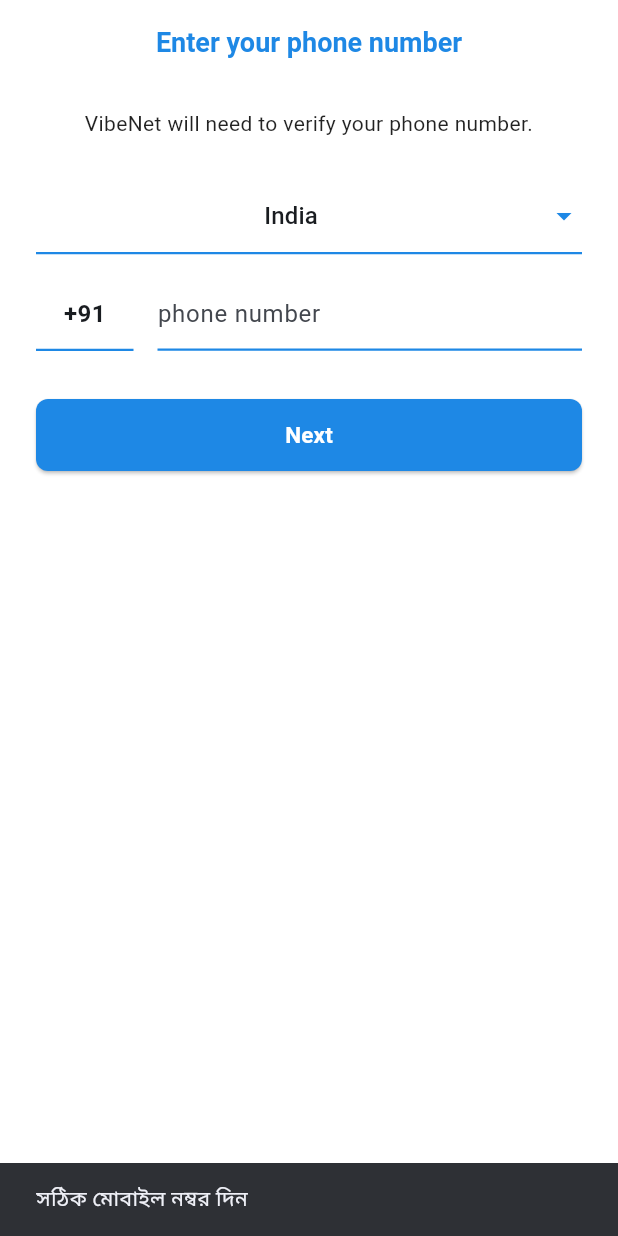
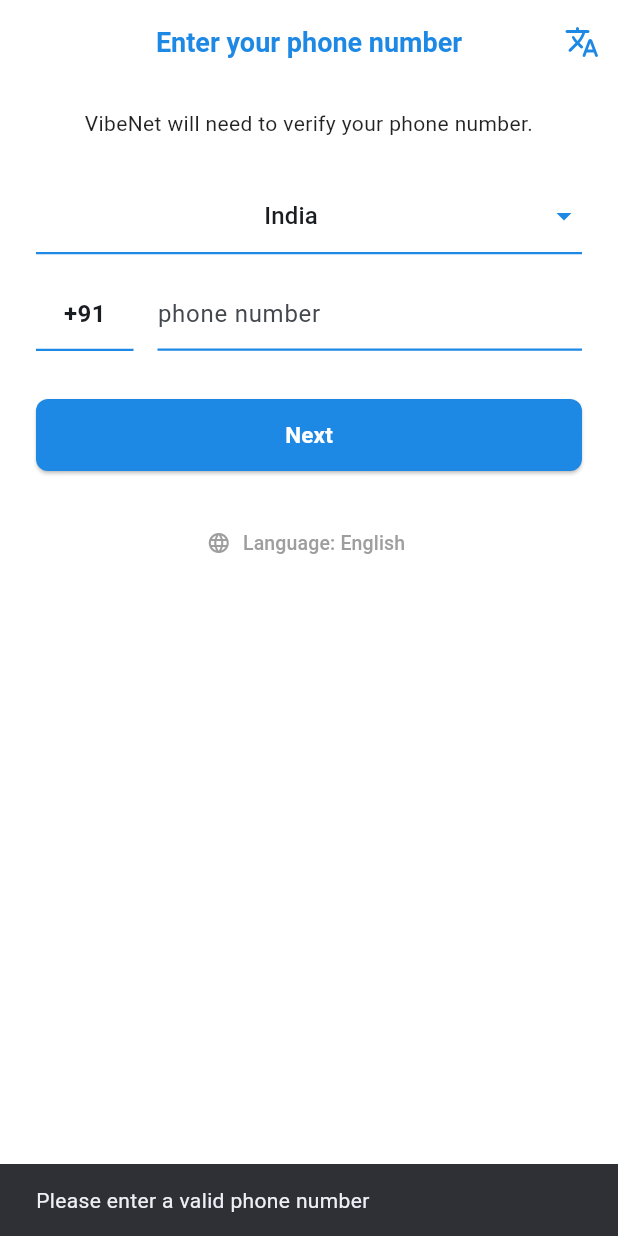
Before and after one commit to binayak466/VibeNet, a Flutter app: the screen it shows after launch, after a tap on "AGREE AND CONTINUE", after a tap on "Next", on a phone screen of 412 x 824 dp. Run offline on Flutter 3.47's test engine with Material 3 defaults, Android fonts, the phone set to English and light mode, and no system bars; our stand-ins replace cloud_firestore, firebase_auth, firebase_core, flutter_contacts, permission_handler; accounts and stored records are empty.

Commit message:
Implement language selection and localization
Added multi-language support with language selection and localization for English, Bengali, and Hindi.

```diff
--- a/lib/main.dart
+++ b/lib/main.dart
@@ -13,11 +13,114 @@ void main() {
   runApp(const VibeNetApp());
 }
 
+// গ্লোবাল ল্যাঙ্গুয়েজ নোটিফায়ার (ডিফল্ট: English)
+final ValueNotifier<String> appLanguage = ValueNotifier<String>('en');
+
+// ৩টি ভাষার ডিকশনারি
+final Map<String, Map<String, String>> localizedStrings = {
+  'en': {
+    'welcome': 'Welcome to VibeNet',
+    'terms_desc': 'Simple. Secure. Reliable messaging with your saved contacts.',
+    'agree_continue': 'AGREE AND CONTINUE',
+    'enter_phone': 'Enter your phone number',
+    'verify_desc': 'VibeNet will need to verify your phone number.',
+    'phone_hint': 'phone number',
+    'next': 'Next',
+    'verify': 'Next / Verify',
+    'enter_code': 'Enter 6-digit Code (123456)',
+    'invalid_phone': 'Please enter a valid phone number',
+    'wrong_otp': 'Wrong OTP! Enter: 123456',
+    'change_language': 'Language',
+  },
+  'bn': {
+    'welcome': 'VibeNet-এ স্বাগতম',
+    'terms_desc': 'সহজ, নিরাপদ এবং সুরক্ষিত যোগাযোগ শুধুমাত্র সেভ থাকা বন্ধুদের সাথে।',
+    'agree_continue': 'সম্মতি দিন ও এগিয়ে যান',
+    'enter_phone': 'আপনার মোবাইল নম্বর দিন',
+    'verify_desc': 'VibeNet আপনার নম্বর যাচাই করার জন্য একটি ওটিপি পাঠাবে।',
+    'phone_hint': 'ফোন নম্বর',
+    'next': 'পরবর্তী',
+    'verify': 'যাচাই করুন',
+    'enter_code': '৬ সংখ্যার কোড দিন (123456)',
+    'invalid_phone': 'সঠিক মোবাইল নম্বর দিন',
+    'wrong_otp': 'ভুল OTP! সঠিক কোডটি দিন: 123456',
+    'change_language': 'ভাষা পরিবর্তন',
+  },
+  'hi': {
+    'welcome': 'VibeNet में आपका स्वागत है',
+    'terms_desc': 'सरल, सुरक्षित और भरोसेमंद मैसेजिंग आपके संपर्कों के साथ।',
+    'agree_continue': 'स्वीकार करें और जारी रखें',
+    'enter_phone': 'अपना फ़ोन नंबर दर्ज करें',
+    'verify_desc': 'VibeNet को आपका फ़ोन नंबर सत्यापित करना होगा।',
+    'phone_hint': 'फ़ोन नंबर',
+    'next': 'आगे बढ़ें',
+    'verify': 'सत्यापित करें',
+    'enter_code': '6 अंकों का कोड दर्ज करें (123456)',
+    'invalid_phone': 'कृपया सही फ़ोन नंबर दर्ज करें',
+    'wrong_otp': 'गलत OTP! सही कोड दर्ज करें: 123456',
+    'change_language': 'भाषा बदलें',
+  },
+};
+
+String tr(String key) {
+  return localizedStrings[appLanguage.value]?[key] ?? localizedStrings['en']![key]!;
+}
+
+void showLanguageSelector(BuildContext context) {
+  showModalBottomSheet(
+    context: context,
+    shape: const RoundedRectangleBorder(borderRadius: BorderRadius.vertical(top: Radius.circular(20))),
+    builder: (ctx) => Container(
+      padding: const EdgeInsets.symmetric(vertical: 20),
+      child: Column(
+        mainAxisSize: MainAxisSize.min,
+        children: [
+          const Text(
+            'Choose Language / ভাষা নির্বাচন করুন',
+            style: TextStyle(fontSize: 17, fontWeight: FontWeight.bold, color: Color(0xFF1E88E5)),
+          ),
+          const SizedBox(height: 12),
+          ListTile(
+            leading: const Icon(Icons.language),
+            title: const Text('English'),
+            trailing: appLanguage.value == 'en' ? const Icon(Icons.check, color: Color(0xFF1E88E5)) : null,
+            onTap: () {
+              appLanguage.value = 'en';
+              Navigator.pop(ctx);
+            },
+          ),
+          ListTile(
+            leading: const Icon(Icons.translate),
+            title: const Text('বাংলা (Bengali)'),
+            trailing: appLanguage.value == 'bn' ? const Icon(Icons.check, color: Color(0xFF1E88E5)) : null,
+            onTap: () {
+              appLanguage.value = 'bn';
+              Navigator.pop(ctx);
+            },
+          ),
+          ListTile(
+            leading: const Icon(Icons.translate),
+            title: const Text('हिन्दी (Hindi)'),
+            trailing: appLanguage.value == 'hi' ? const Icon(Icons.check, color: Color(0xFF1E88E5)) : null,
+            onTap: () {
+              appLanguage.value = 'hi';
+              Navigator.pop(ctx);
+            },
+          ),
+        ],
+      ),
+    ),
+  );
+}
+
 class VibeNetApp extends StatelessWidget {
   const VibeNetApp({super.key});
 
   @override
   Widget build(BuildContext context) {
+    return ValueListenableBuilder<String>(
+      valueListenable: appLanguage,
+      builder: (context, lang, child) {
         return MaterialApp(
           title: 'VibeNet',
           debugShowCheckedModeBanner: false,
@@ -28,6 +131,8 @@ class VibeNetApp extends StatelessWidget {
             scaffoldBackgroundColor: const Color(0xFFF8F9FD),
           ),
           home: const FirebaseInitWrapper(),
+        );
+      },
     );
   }
 }
@@ -103,35 +208,49 @@ class WelcomeTermsScreen extends StatelessWidget {
   Widget build(BuildContext context) {
     return Scaffold(
       backgroundColor: Colors.white,
+      appBar: AppBar(
+        backgroundColor: Colors.white,
+        elevation: 0,
+        actions: [
+          TextButton.icon(
+            onPressed: () => showLanguageSelector(context),
+            icon: const Icon(Icons.language, size: 18, color: Color(0xFF1E88E5)),
+            label: Text(
+              appLanguage.value == 'bn' ? 'বাংলা' : (appLanguage.value == 'hi' ? 'हिन्दी' : 'English'),
+              style: const TextStyle(color: Color(0xFF1E88E5), fontWeight: FontWeight.bold),
+            ),
+          ),
+          const SizedBox(width: 8),
+        ],
+      ),
       body: SafeArea(
         child: Padding(
-          padding: const EdgeInsets.symmetric(horizontal: 28.0, vertical: 24.0),
+          padding: const EdgeInsets.symmetric(horizontal: 28.0, vertical: 16.0),
           child: Column(
             mainAxisAlignment: MainAxisAlignment.spaceBetween,
             children: [
-              const SizedBox(height: 10),
-              const Text(
-                'Welcome to VibeNet',
-                style: TextStyle(fontSize: 28, fontWeight: FontWeight.bold, color: Color(0xFF0F4C81)),
+              Text(
+                tr('welcome'),
+                style: const TextStyle(fontSize: 26, fontWeight: FontWeight.bold, color: Color(0xFF0F4C81)),
               ),
               Column(
                 children: [
                   Container(
-                    width: 180,
-                    height: 180,
+                    width: 170,
+                    height: 170,
                     decoration: BoxDecoration(
                       shape: BoxShape.circle,
                       gradient: LinearGradient(
                         colors: [const Color(0xFF1E88E5).withOpacity(0.2), const Color(0xFF42A5F5).withOpacity(0.1)],
                       ),
                     ),
-                    child: const Icon(Icons.forum_rounded, size: 90, color: Color(0xFF1E88E5)),
+                    child: const Icon(Icons.forum_rounded, size: 85, color: Color(0xFF1E88E5)),
                   ),
-                  const SizedBox(height: 32),
-                  const Text(
-                    'Simple. Secure. Reliable messaging with your saved contacts.',
+                  const SizedBox(height: 28),
+                  Text(
+                    tr('terms_desc'),
                     textAlign: TextAlign.center,
-                    style: TextStyle(color: Colors.grey, fontSize: 14),
+                    style: const TextStyle(color: Colors.grey, fontSize: 14),
                   ),
                 ],
               ),
@@ -151,9 +270,9 @@ class WelcomeTermsScreen extends StatelessWidget {
                       shape: RoundedRectangleBorder(borderRadius: BorderRadius.circular(10)),
                       elevation: 1,
                     ),
-                    child: const Text('AGREE AND CONTINUE', style: TextStyle(fontWeight: FontWeight.bold, letterSpacing: 0.5)),
+                    child: Text(tr('agree_continue'), style: const TextStyle(fontWeight: FontWeight.bold, letterSpacing: 0.5)),
                   ),
-                  const SizedBox(height: 16),
+                  const SizedBox(height: 14),
                   const Text('from VibeNet Team', style: TextStyle(color: Colors.grey, fontSize: 12)),
                 ],
               ),
@@ -165,7 +284,7 @@ class WelcomeTermsScreen extends StatelessWidget {
   }
 }
 
-// --- ২. কান্ট্রি সিলেক্ট ও সিঙ্গেল ডিভাইস লগইন সেশন ---
+// --- ২. কান্ট্রি সিলেক্ট ও ফোন নম্বর লগইন স্ক্রিন (Language অপশন সহ) ---
 class LoginScreen extends StatefulWidget {
   const LoginScreen({super.key});
 
@@ -201,7 +320,7 @@ class _LoginScreenState extends State<LoginScreen> {
   void _sendOtp() {
     final phone = _phoneController.text.trim();
     if (phone.length < 7) {
-      ScaffoldMessenger.of(context).showSnackBar(const SnackBar(content: Text('সঠিক মোবাইল নম্বর দিন')));
+      ScaffoldMessenger.of(context).showSnackBar(SnackBar(content: Text(tr('invalid_phone'))));
       return;
     }
 
@@ -215,7 +334,7 @@ class _LoginScreenState extends State<LoginScreen> {
           _isLoading = false;
         });
         ScaffoldMessenger.of(context).showSnackBar(
-          const SnackBar(content: Text('OTP পাঠানো হয়েছে! কোড দিন: 123456')),
+          SnackBar(content: Text(appLanguage.value == 'bn' ? 'OTP পাঠানো হয়েছে! কোড দিন: 123456' : 'OTP sent! Use code: 123456')),
         );
       }
     });
@@ -224,9 +343,7 @@ class _LoginScreenState extends State<LoginScreen> {
   void _verifyOtp() async {
     final otp = _otpController.text.trim();
     if (otp != '123456') {
-      ScaffoldMessenger.of(context).showSnackBar(
-        const SnackBar(content: Text('ভুল OTP! সঠিক কোডটি দিন: 123456')),
-      );
+      ScaffoldMessenger.of(context).showSnackBar(SnackBar(content: Text(tr('wrong_otp'))));
       return;
     }
 
@@ -241,8 +358,6 @@ class _LoginScreenState extends State<LoginScreen> {
       }
 
       final uid = userCred.user?.uid ?? FirebaseAuth.instance.currentUser!.uid;
-
-      // নতুন ডিভাইসের জন্য ইউনিক সেশন টোকেন তৈরি (যাতে অন্য ডিভাইসের লগইন বন্ধ হয়ে যায়)
       final newSessionToken = 'session_${DateTime.now().millisecondsSinceEpoch}_${Random().nextInt(999999)}';
 
       await FirebaseFirestore.instance.collection('users').doc(uid).set({
@@ -251,7 +366,6 @@ class _LoginScreenState extends State<LoginScreen> {
         'updatedAt': FieldValue.serverTimestamp(),
       }, SetOptions(merge: true));
 
-      // ফোন নম্বরের মেইন ডকুমেন্টে সেশন টোকেন আপডেট করা
       await FirebaseFirestore.instance.collection('users').doc(_fullPhoneNumber).set({
         'phone': _fullPhoneNumber,
         'activeSessionToken': newSessionToken,
@@ -287,20 +401,28 @@ class _LoginScreenState extends State<LoginScreen> {
     return Scaffold(
       backgroundColor: Colors.white,
       appBar: AppBar(
-        title: const Text('Enter your phone number', style: TextStyle(fontSize: 18, fontWeight: FontWeight.w600)),
+        title: Text(tr('enter_phone'), style: const TextStyle(fontSize: 18, fontWeight: FontWeight.w600)),
         centerTitle: true,
         backgroundColor: Colors.white,
         foregroundColor: const Color(0xFF1E88E5),
         elevation: 0,
+        actions: [
+          // ভাষা পরিবর্তন করার বাটন
+          IconButton(
+            icon: const Icon(Icons.translate_rounded, color: Color(0xFF1E88E5)),
+            tooltip: tr('change_language'),
+            onPressed: () => showLanguageSelector(context),
+          ),
+        ],
       ),
       body: SingleChildScrollView(
         padding: const EdgeInsets.symmetric(horizontal: 24.0, vertical: 16.0),
         child: Column(
           children: [
-            const Text(
-              'VibeNet will need to verify your phone number.',
+            Text(
+              tr('verify_desc'),
               textAlign: TextAlign.center,
-              style: TextStyle(color: Colors.black87, fontSize: 14),
+              style: const TextStyle(color: Colors.black87, fontSize: 14),
             ),
             const SizedBox(height: 28),
 
@@ -348,10 +470,10 @@ class _LoginScreenState extends State<LoginScreen> {
                     controller: _phoneController,
                     keyboardType: TextInputType.phone,
                     enabled: !_isOtpSent,
-                    decoration: const InputDecoration(
-                      hintText: 'phone number',
-                      enabledBorder: UnderlineInputBorder(borderSide: BorderSide(color: Color(0xFF1E88E5), width: 1.5)),
-                      focusedBorder: UnderlineInputBorder(borderSide: BorderSide(color: Color(0xFF1E88E5), width: 2)),
+                    decoration: InputDecoration(
+                      hintText: tr('phone_hint'),
+                      enabledBorder: const UnderlineInputBorder(borderSide: BorderSide(color: Color(0xFF1E88E5), width: 1.5)),
+                      focusedBorder: const UnderlineInputBorder(borderSide: BorderSide(color: Color(0xFF1E88E5), width: 2)),
                     ),
                   ),
                 ),
@@ -365,7 +487,7 @@ class _LoginScreenState extends State<LoginScreen> {
                 controller: _otpController,
                 keyboardType: TextInputType.number,
                 textAlign: TextAlign.center,
-                decoration: const InputDecoration(labelText: 'Enter 6-digit Code (123456)', border: OutlineInputBorder()),
+                decoration: InputDecoration(labelText: tr('enter_code'), border: const OutlineInputBorder()),
               ),
               const SizedBox(height: 24),
               ElevatedButton(
@@ -378,7 +500,7 @@ class _LoginScreenState extends State<LoginScreen> {
                 ),
                 child: _isLoading
                     ? const SizedBox(height: 20, width: 20, child: CircularProgressIndicator(color: Colors.white, strokeWidth: 2))
-                    : const Text('Next / Verify', style: TextStyle(fontSize: 15, fontWeight: FontWeight.bold)),
+                    : Text(tr('verify'), style: const TextStyle(fontSize: 15, fontWeight: FontWeight.bold)),
               ),
             ] else ...[
               ElevatedButton(
@@ -391,9 +513,20 @@ class _LoginScreenState extends State<LoginScreen> {
                 ),
                 child: _isLoading
                     ? const SizedBox(height: 20, width: 20, child: CircularProgressIndicator(color: Colors.white, strokeWidth: 2))
-                    : const Text('Next', style: TextStyle(fontSize: 15, fontWeight: FontWeight.bold)),
+                    : Text(tr('next'), style: const TextStyle(fontSize: 15, fontWeight: FontWeight.bold)),
               ),
             ],
+            const SizedBox(height: 24),
+
+            // টেক্সট আকারেও নিচে ভাষা পরিবর্তনের অপশন
+            TextButton.icon(
+              onPressed: () => showLanguageSelector(context),
+              icon: const Icon(Icons.language, size: 16, color: Colors.grey),
+              label: Text(
+                '${tr('change_language')}: ${appLanguage.value == 'bn' ? 'বাংলা' : (appLanguage.value == 'hi' ? 'हिन्दी' : 'English')}',
+                style: const TextStyle(color: Colors.grey, fontSize: 13),
+              ),
+            ),
           ],
         ),
       ),
@@ -662,7 +795,6 @@ class _MainDashboardScreenState extends State<MainDashboardScreen> {
     _listenToSessionChanges();
   }
 
-  // যদি এই নম্বর দিয়ে অন্য ফোনে লগইন হয়, তবে এই ফোন থেকে স্বয়ংক্রিয়ভাবে লগআউট হয়ে যাবে
   void _listenToSessionChanges() {
     FirebaseFirestore.instance.collection('users').doc(widget.myPhone).snapshots().listen((snapshot) {
       if (snapshot.exists && snapshot.data() != null) {
@@ -723,7 +855,7 @@ class _MainDashboardScreenState extends State<MainDashboardScreen> {
   }
 }
 
-// --- ড্যাশবোর্ড বডি (শুধুমাত্র সেভ থাকা কনট্যাক্টদের সাথে চ্যাট) ---
+// --- ড্যাশবোর্ড বডি ---
 class DashboardHomeBody extends StatefulWidget {
   final String myPhone;
   const DashboardHomeBody({super.key, required this.myPhone});
@@ -803,7 +935,6 @@ class _DashboardHomeBodyState extends State<DashboardHomeBody> {
     }
   }
 
-  // শুধুমাত্র ফোনের সেভ থাকা কন্টাক্ট থেকে চ্যাট সিলেক্ট করার স্ক্রিন
   void _openContactsOnlyChat() async {
     final status = await Permission.contacts.request();
     if (!status.isGranted) {
@@ -815,12 +946,9 @@ class _DashboardHomeBodyState extends State<DashboardHomeBody> {
       return;
     }
 
-    // ফোনের সেভ থাকা নম্বর রিড করা
     final phoneContacts = await FlutterContacts.getContacts(withProperties: true, withPhoto: false);
-
-    // ফায়ারবেসের রেজিস্টার্ড ইউজারদের তালিকা
     final usersSnapshot = await FirebaseFirestore.instance.collection('users').get();
-    final registeredPhones = <String, String>{}; // phone -> name
+    final registeredPhones = <String, String>{};
 
     for (var doc in usersSnapshot.docs) {
       final data = doc.data();
@@ -829,14 +957,13 @@ class _DashboardHomeBodyState extends State<DashboardHomeBody> {
       if (p != null) registeredPhones[p] = n;
     }
 
-    // ফিল্টার: যাদের নম্বর আপনার ফোনে সেভ আছে এবং যারা VibeNet অ্যাপ ব্যবহার করে
     final List<Map<String, String>> matchedContacts = [];
 
     for (var contact in phoneContacts) {
       for (var phoneObj in contact.phones) {
         var cleanNumber = phoneObj.number.replaceAll(RegExp(r'\s+|-|\(|\)'), '');
         if (!cleanNumber.startsWith('+')) {
-          cleanNumber = '+91$cleanNumber'; // ডিফল্ট কান্ট্রি কোড
+          cleanNumber = '+91$cleanNumber';
         }
 
         if (registeredPhones.containsKey(cleanNumber) && cleanNumber != widget.myPhone) {
@@ -851,7 +978,6 @@ class _DashboardHomeBodyState extends State<DashboardHomeBody> {
 
     if (!mounted) return;
 
-    // সেভ থাকা বন্ধুদের লিস্ট শো করা
     showModalBottomSheet(
       context: context,
       shape: const RoundedRectangleBorder(borderRadius: BorderRadius.vertical(top: Radius.circular(20))),
@@ -916,7 +1042,6 @@ class _DashboardHomeBodyState extends State<DashboardHomeBody> {
         child: Column(
           crossAxisAlignment: CrossAxisAlignment.start,
           children: [
-            // Top Bar & Live Weather
             Container(
               margin: const EdgeInsets.all(16),
               padding: const EdgeInsets.all(18),
@@ -964,7 +1089,6 @@ class _DashboardHomeBodyState extends State<DashboardHomeBody> {
               ),
             ),
 
-            // CHATS Header (যার সাথে চ্যাট হয়েছে কেবল সেগুলো দেখাবে)
             Padding(
               padding: const EdgeInsets.symmetric(horizontal: 20.0, vertical: 6.0),
               child: Row(
@@ -1081,6 +1205,13 @@ class _WhatsAppProfileScreenState extends State<WhatsAppProfileScreen> {
             leading: CircleAvatar(radius: 30, backgroundImage: _photoUrl.isNotEmpty ? NetworkImage(_photoUrl) : null, child: _photoUrl.isEmpty ? const Icon(Icons.person) : null),
             title: Text(_userName, style: const TextStyle(fontWeight: FontWeight.bold, fontSize: 18)),
             subtitle: Text(_about),
+          ),
+          const Divider(),
+          ListTile(
+            leading: const Icon(Icons.translate, color: Color(0xFF1E88E5)),
+            title: const Text('App Language / ভাষা'),
+            subtitle: Text(appLanguage.value == 'bn' ? 'বাংলা' : (appLanguage.value == 'hi' ? 'हिन्दी' : 'English')),
+            onTap: () => showLanguageSelector(context),
           ),
           const Divider(),
           ListTile(
```
Lines whose indentation alone changed are shown as unchanged.
